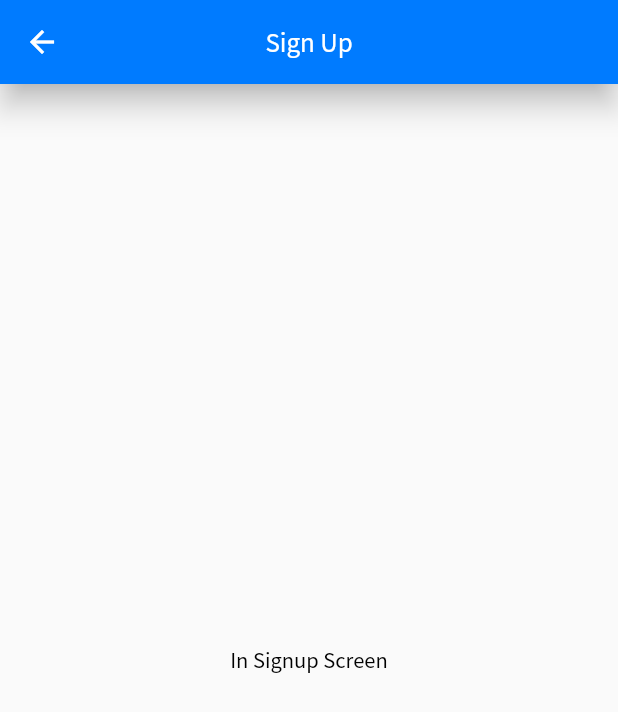
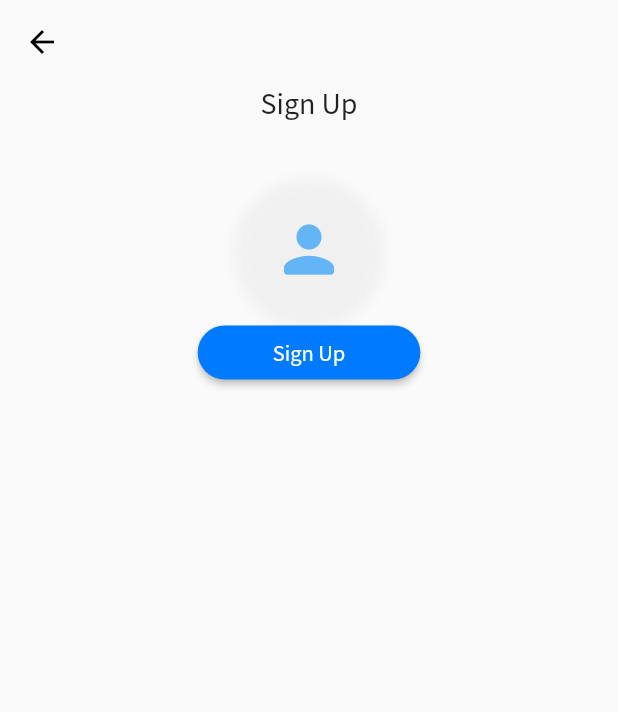
Before and after one commit to faseeh1999/FindMySchool, a Flutter app: the SignUpScreen screen opened directly, on a phone screen of 412 x 824 dp. Shown: the top 712 px of the screen. Run offline on Flutter 3.47's test engine with Material 2 defaults, Android fonts, the phone set to English and light mode, and no system bars; our stand-ins replace animated_text_kit, introduction_screen, page_transition.

Commit message:
Added Icons & Updated App Bar
Added Icons & Updated App Bar in both screens.

```diff
--- a/lib/screens/signup.dart
+++ b/lib/screens/signup.dart
@@ -1,6 +1,7 @@
 import 'package:FindMySchool/theme/colors.dart';
 import 'package:FindMySchool/theme/text.dart';
 import 'package:flutter/material.dart';
+import 'package:page_transition/page_transition.dart';
 
 class SignUpScreen extends StatefulWidget {
   @override
@@ -12,14 +13,61 @@ class _SignUpScreenState extends State<SignUpScreen> {
   Widget build(BuildContext context) {
     return Scaffold(
       appBar: AppBar(
-        elevation: 8.0,
-        title: Text("Sign Up", style: AppBarTextStyle, ),
-        centerTitle: true,
-        backgroundColor: primaryColorDark,
+        iconTheme: IconThemeData(color: Colors.black),
+        elevation: 0.0,
+        backgroundColor: Colors.transparent,
       ),
       body: Center(
-        child: Container(
-          child: Text("In Signup Screen", style: NormalTextStyle)
+        child: Column(
+          mainAxisAlignment: MainAxisAlignment.start,
+          crossAxisAlignment: CrossAxisAlignment.center,
+          children: [
+            Text(
+              "Sign Up",
+              style: TextStyle(fontFamily: 'ss', fontSize: 20),
+            ),
+            SizedBox(
+              height: 40.0,
+            ),
+            Container(
+              padding: EdgeInsets.all(20.0),
+              decoration: BoxDecoration(
+                color: Colors.transparent,
+                boxShadow: [
+                  BoxShadow(
+                    color: Colors.grey[200].withOpacity(0.8),
+                    spreadRadius: 5,
+                    blurRadius: 7,
+                    offset: Offset(0, 3), // changes position of shadow
+                  ),
+                ],
+                shape: BoxShape.circle,
+              ),
+              child: Icon(
+                Icons.person_rounded,
+                color: Colors.blue[300],
+                size: 50.0,
+              ),
+            ),
+            RaisedButton(
+              onPressed: () {},
+              child: Text(
+                "Sign Up",
+                style: ButtonTextStyle,
+              ),
+              elevation: 2.0,
+              highlightElevation: 8.0,
+              color: primaryColorDark,
+              textColor: Colors.white,
+              splashColor: Colors.blue[200],
+              hoverElevation: 8.0,
+              hoverColor: Colors.green,
+              padding: EdgeInsets.only(left: 50.0, right: 50.0),
+              shape: RoundedRectangleBorder(
+                borderRadius: BorderRadius.circular(18.0),
+              ),
+            ),
+          ],
         ),
       ),
     );
```
Also changed, not shown: lib/screens/login.dart (+21 -9 lines).
